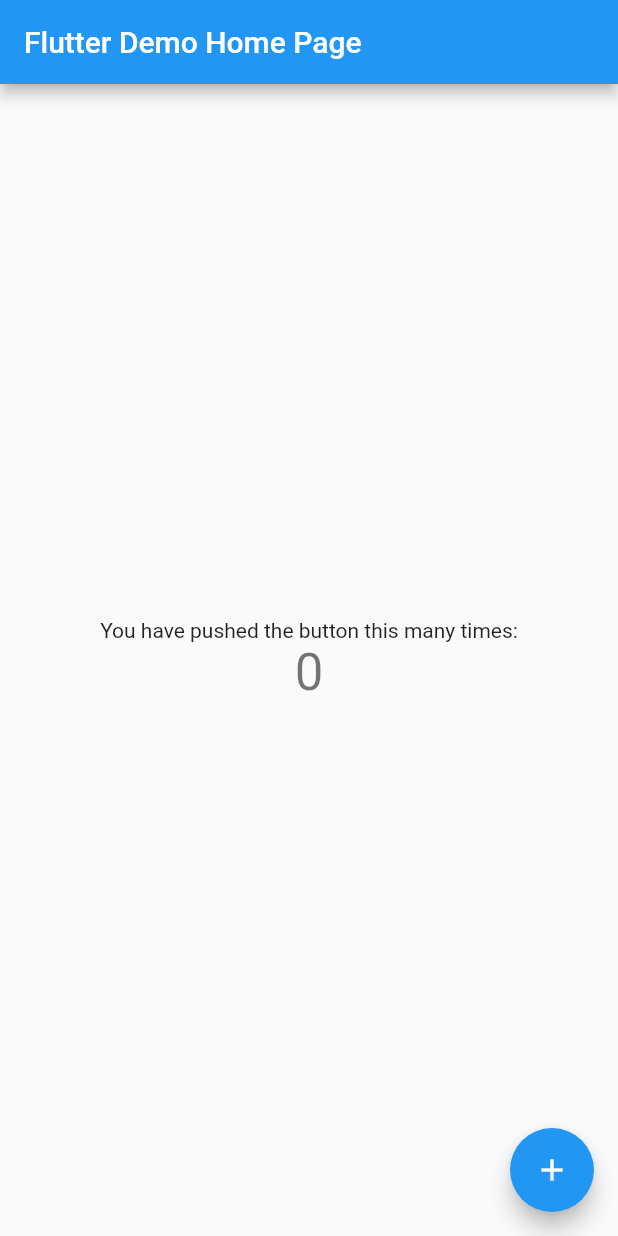
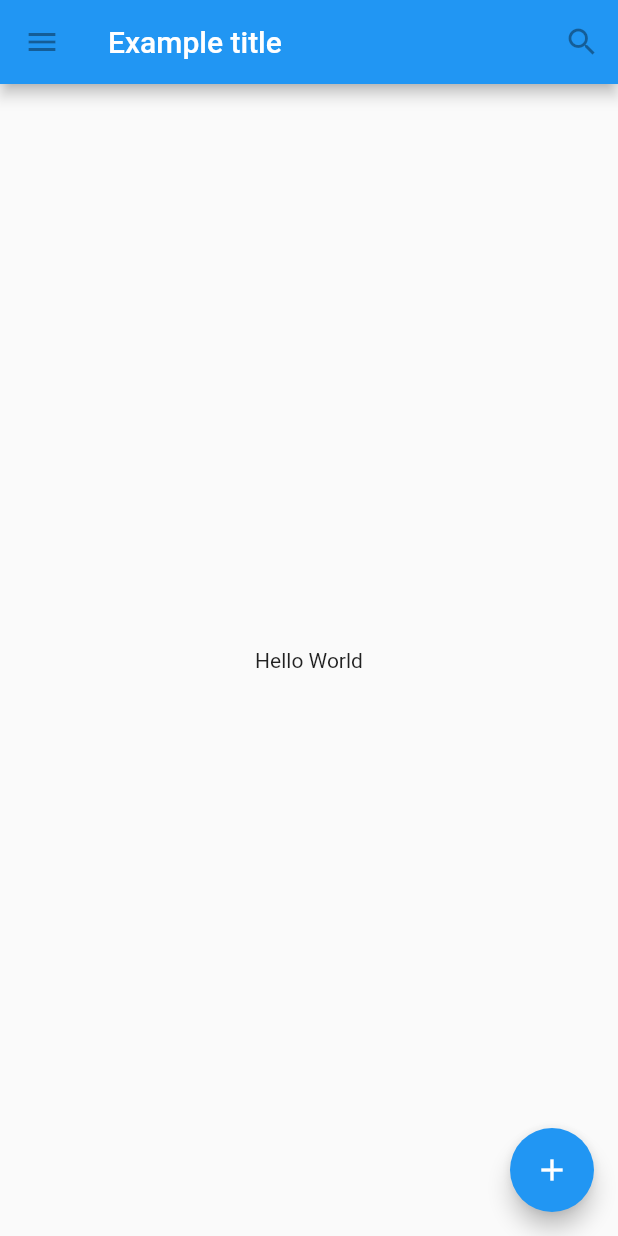
Before and after one commit to Riyad-Almadani/basic-flutter-layout, a Flutter app: the screen it shows after launch, on a phone screen of 412 x 824 dp. Run offline on Flutter 3.47's test engine with Material 2 defaults, Android fonts, the phone set to English and light mode, and no system bars.

```diff
--- a/mywidget/lib/main.dart
+++ b/mywidget/lib/main.dart
@@ -1,117 +1,39 @@
 import 'package:flutter/material.dart';
 
 void main() {
-  runApp(MyApp());
+  runApp(MaterialApp(
+    title: "Flutter Tutorial",
+    home: TutorialHome(),
+  ));
 }
 
-class MyApp extends StatelessWidget {
-  // This widget is the root of your application.
+class TutorialHome extends StatelessWidget {
   @override
   Widget build(BuildContext context) {
-    return MaterialApp(
-      title: 'Flutter Demo',
-      theme: ThemeData(
-        // This is the theme of your application.
-        //
-        // Try running your application with "flutter run". You'll see the
-        // application has a blue toolbar. Then, without quitting the app, try
-        // changing the primarySwatch below to Colors.green and then invoke
-        // "hot reload" (press "r" in the console where you ran "flutter run",
-        // or simply save your changes to "hot reload" in a Flutter IDE).
-        // Notice that the counter didn't reset back to zero; the application
-        // is not restarted.
-        primarySwatch: Colors.blue,
-        // This makes the visual density adapt to the platform that you run
-        // the app on. For desktop platforms, the controls will be smaller and
-        // closer together (more dense) than on mobile platforms.
-        visualDensity: VisualDensity.adaptivePlatformDensity,
+    return Scaffold(
+      appBar: AppBar(
+        leading: IconButton(
+          icon: Icon(Icons.menu),
+          tooltip: 'Navigation menu',
+          onPressed: null,
+        ),
+        title: Text('Example title'),
+        actions: <Widget>[
+          IconButton(
+            icon: Icon(Icons.search),
+            tooltip: 'Search',
+            onPressed: null,
+          ),
+        ],
       ),
-      home: MyHomePage(title: 'Flutter Demo Home Page'),
+      body: Center(
+        child: Text('Hello World'),
+      ),
+      floatingActionButton: FloatingActionButton(
+        tooltip: 'Add',
+        child: Icon(Icons.add),
+        onPressed: null,
+      ),
     );
   }
 }
-
-class MyHomePage extends StatefulWidget {
-  MyHomePage({Key key, this.title}) : super(key: key);
-
-  // This widget is the home page of your application. It is stateful, meaning
-  // that it has a State object (defined below) that contains fields that affect
-  // how it looks.
-
-  // This class is the configuration for the state. It holds the values (in this
-  // case the title) provided by the parent (in this case the App widget) and
-  // used by the build method of the State. Fields in a Widget subclass are
-  // always marked "final".
-
-  final String title;
-
-  @override
-  _MyHomePageState createState() => _MyHomePageState();
-}
-
-class _MyHomePageState extends State<MyHomePage> {
-  int _counter = 0;
-
-  void _incrementCounter() {
-    setState(() {
-      // This call to setState tells the Flutter framework that something has
-      // changed in this State, which causes it to rerun the build method below
-      // so that the display can reflect the updated values. If we changed
-      // _counter without calling setState(), then the build method would not be
-      // called again, and so nothing would appear to happen.
-      _counter++;
-    });
-  }
-
-  @override
-  Widget build(BuildContext context) {
-    // This method is rerun every time setState is called, for instance as done
-    // by the _incrementCounter method above.
-    //
-    // The Flutter framework has been optimized to make rerunning build methods
-    // fast, so that you can just rebuild anything that needs updating rather
-    // than having to individually change instances of widgets.
-    return Scaffold(
-      appBar: AppBar(
-        // Here we take the value from the MyHomePage object that was created by
-        // the App.build method, and use it to set our appbar title.
-        title: Text(widget.title),
-      ),
-      body: Center(
-        // Center is a layout widget. It takes a single child and positions it
-        // in the middle of the parent.
-        child: Column(
-          // Column is also a layout widget. It takes a list of children and
-          // arranges them vertically. By default, it sizes itself to fit its
-          // children horizontally, and tries to be as tall as its parent.
-          //
-          // Invoke "debug painting" (press "p" in the console, choose the
-          // "Toggle Debug Paint" action from the Flutter Inspector in Android
-          // Studio, or the "Toggle Debug Paint" command in Visual Studio Code)
-          // to see the wireframe for each widget.
-          //
-          // Column has various properties to control how it sizes itself and
-          // how it positions its children. Here we use mainAxisAlignment to
-          // center the children vertically; the main axis here is the vertical
-          // axis because Columns are vertical (the cross axis would be
-          // horizontal).
-          mainAxisAlignment: MainAxisAlignment.center,
-          children: <Widget>[
-            Text(
-              'You have pushed the button this many times:',
-            ),
-            Text(
-              '$_counter',
-              style: Theme.of(context).textTheme.headline4,
-            ),
-          ],
-        ),
-      ),
-      floatingActionButton: FloatingActionButton(
-        onPressed: _incrementCounter,
-        tooltip: 'Increment',
-        child: Icon(Icons.add),
-      ), // This trailing comma makes auto-formatting nicer for build methods.
-    );
-  }
-}
```
Also changed, not shown: 1 other file.
